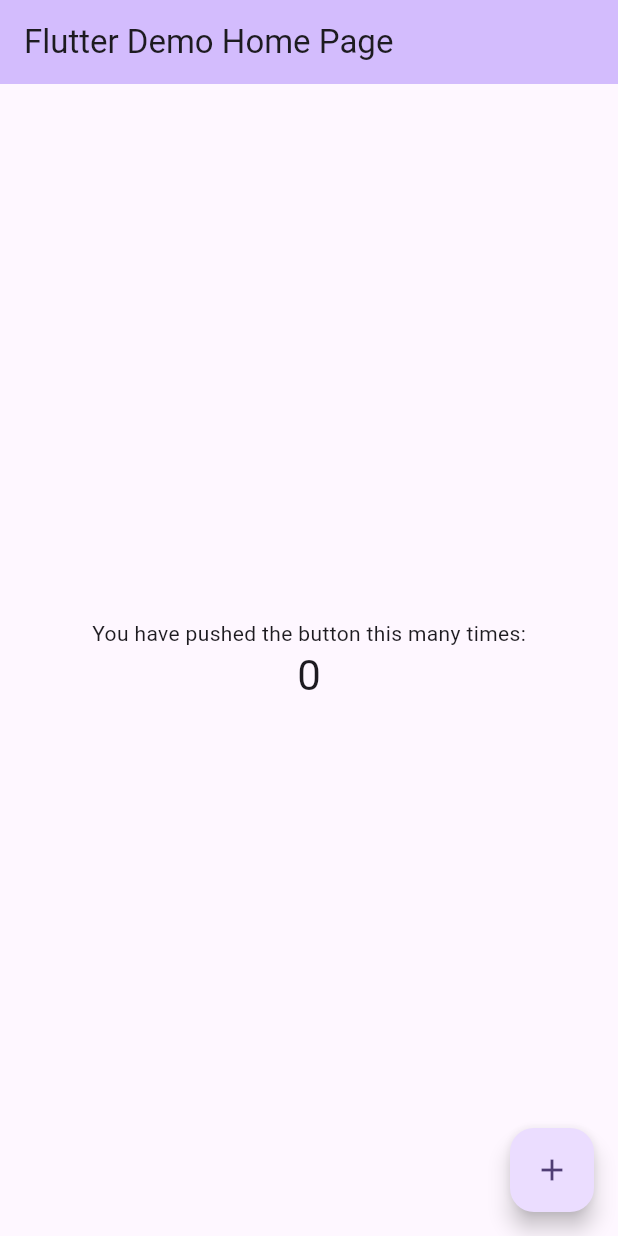
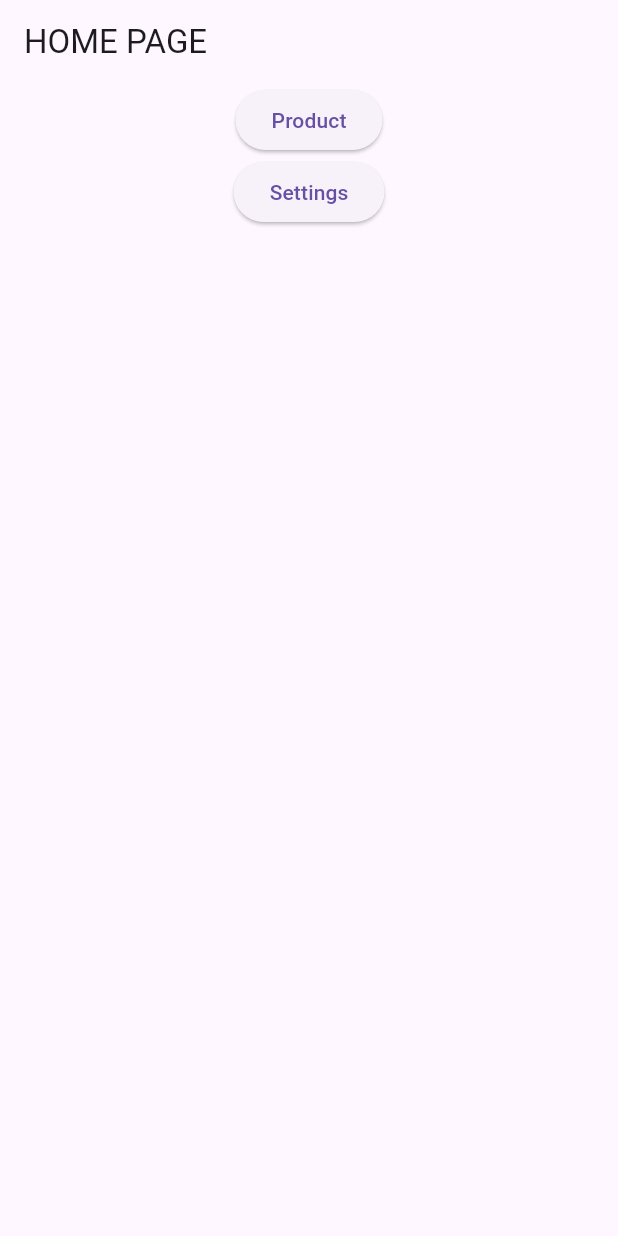
Before and after one commit to Brynjo/qrcode-blocjo, a Flutter app: the screen it shows after launch, on a phone screen of 412 x 824 dp. Run offline on Flutter 3.47's test engine with Material 3 defaults, Android fonts, the phone set to English and light mode, and no system bars; our stand-ins replace firebase_core, go_router; accounts and stored records are empty.

Commit message:
Penambahan package Go Router

```diff
--- a/lib/main.dart
+++ b/lib/main.dart
@@ -1,3 +1,4 @@
+import 'package:qrcode/routes/router.dart';
 import 'package:firebase_core/firebase_core.dart';
 import 'firebase_options.dart';
 import 'package:flutter/material.dart';
@@ -14,119 +15,10 @@ void main() async {
 class MyApp extends StatelessWidget {
   const MyApp({super.key});
 
-  // This widget is the root of your application.
   @override
   Widget build(BuildContext context) {
-    return MaterialApp(
-      title: 'Flutter Demo',
-      theme: ThemeData(
-        // This is the theme of your application.
-        //
-        // TRY THIS: Try running your application with "flutter run". You'll see
-        // the application has a blue toolbar. Then, without quitting the app,
-        // try changing the seedColor in the colorScheme below to Colors.green
-        // and then invoke "hot reload" (save your changes or press the "hot
-        // reload" button in a Flutter-supported IDE, or press "r" if you used
-        // the command line to start the app).
-        //
-        // Notice that the counter didn't reset back to zero; the application
-        // state is not lost during the reload. To reset the state, use hot
-        // restart instead.
-        //
-        // This works for code too, not just values: Most code changes can be
-        // tested with just a hot reload.
-        colorScheme: ColorScheme.fromSeed(seedColor: Colors.deepPurple),
-        useMaterial3: true,
-      ),
-      home: const MyHomePage(title: 'Flutter Demo Home Page'),
+    return MaterialApp.router(
+      routerConfig: router,
     );
   }
 }
-
-class MyHomePage extends StatefulWidget {
-  const MyHomePage({super.key, required this.title});
-
-  // This widget is the home page of your application. It is stateful, meaning
-  // that it has a State object (defined below) that contains fields that affect
-  // how it looks.
-
-  // This class is the configuration for the state. It holds the values (in this
-  // case the title) provided by the parent (in this case the App widget) and
-  // used by the build method of the State. Fields in a Widget subclass are
-  // always marked "final".
-
-  final String title;
-
-  @override
-  State<MyHomePage> createState() => _MyHomePageState();
-}
-
-class _MyHomePageState extends State<MyHomePage> {
-  int _counter = 0;
-
-  void _incrementCounter() {
-    setState(() {
-      // This call to setState tells the Flutter framework that something has
-      // changed in this State, which causes it to rerun the build method below
-      // so that the display can reflect the updated values. If we changed
-      // _counter without calling setState(), then the build method would not be
-      // called again, and so nothing would appear to happen.
-      _counter++;
-    });
-  }
-
-  @override
-  Widget build(BuildContext context) {
-    // This method is rerun every time setState is called, for instance as done
-    // by the _incrementCounter method above.
-    //
-    // The Flutter framework has been optimized to make rerunning build methods
-    // fast, so that you can just rebuild anything that needs updating rather
-    // than having to individually change instances of widgets.
-    return Scaffold(
-      appBar: AppBar(
-        // TRY THIS: Try changing the color here to a specific color (to
-        // Colors.amber, perhaps?) and trigger a hot reload to see the AppBar
-        // change color while the other colors stay the same.
-        backgroundColor: Theme.of(context).colorScheme.inversePrimary,
-        // Here we take the value from the MyHomePage object that was created by
-        // the App.build method, and use it to set our appbar title.
-        title: Text(widget.title),
-      ),
-      body: Center(
-        // Center is a layout widget. It takes a single child and positions it
-        // in the middle of the parent.
-        child: Column(
-          // Column is also a layout widget. It takes a list of children and
-          // arranges them vertically. By default, it sizes itself to fit its
-          // children horizontally, and tries to be as tall as its parent.
-          //
-          // Column has various properties to control how it sizes itself and
-          // how it positions its children. Here we use mainAxisAlignment to
-          // center the children vertically; the main axis here is the vertical
-          // axis because Columns are vertical (the cross axis would be
-          // horizontal).
-          //
-          // TRY THIS: Invoke "debug painting" (choose the "Toggle Debug Paint"
-          // action in the IDE, or press "p" in the console), to see the
-          // wireframe for each widget.
-          mainAxisAlignment: MainAxisAlignment.center,
-          children: <Widget>[
-            const Text(
-              'You have pushed the button this many times:',
-            ),
-            Text(
-              '$_counter',
-              style: Theme.of(context).textTheme.headlineMedium,
-            ),
-          ],
-        ),
-      ),
-      floatingActionButton: FloatingActionButton(
-        onPressed: _incrementCounter,
-        tooltip: 'Increment',
-        child: const Icon(Icons.add),
-      ), // This trailing comma makes auto-formatting nicer for build methods.
-    );
-  }
-}
--- /dev/null
+++ b/lib/pages/home_page.dart
@@ -0,0 +1,33 @@
+import 'package:flutter/material.dart';
+import 'package:go_router/go_router.dart';
+
+class HomePage extends StatelessWidget {
+  const HomePage({super.key});
+
+  @override
+  Widget build(BuildContext context) {
+    return Scaffold(
+      appBar: AppBar(
+        title: Text("HOME PAGE"),
+      ),
+      body: Center(
+        child: Column(
+          children: [
+            ElevatedButton(
+              onPressed: () {
+                context.goNamed('products.index');
+              },
+              child: Text("Product"),
+            ),
+            ElevatedButton(
+              onPressed: () {
+                context.goNamed('settings');
+              },
+              child: Text("Settings"),
+            ),
+          ],
+        ),
+      ),
+    );
+  }
+}
--- /dev/null
+++ b/lib/routes/router.dart
@@ -0,0 +1,39 @@
+import 'package:go_router/go_router.dart';
+import 'package:qrcode/pages/error_page.dart';
+import 'package:qrcode/pages/home_page.dart';
+import 'package:qrcode/pages/products/product_detail_page.dart';
+import 'package:qrcode/pages/products/product_page.dart';
+import 'package:qrcode/pages/setting_page.dart';
+
+// GoRouter configuration
+final router = GoRouter(
+  errorBuilder: (context, state) => const ErrorPage(),
+  routes: [
+    GoRoute(
+      path: '/',
+      name: 'home',
+      builder: (context, state) => HomePage(),
+      routes: [
+        GoRoute(
+          path: 'products',
+          name: 'products.index',
+          builder: (context, state) => ProductPage(),
+          routes: [
+            GoRoute(
+              path: ':productId',
+              name: 'products.show',
+              builder: (context, state) => ProductDetailPage(
+                state.pathParameters['productId'],
+              ),
+            ),
+          ],
+        ),
+      ],
+    ),
+    GoRoute(
+      path: '/settings',
+      name: 'settings',
+      builder: (context, state) => SettingPage(),
+    ),
+  ],
+);
--- a/pubspec.yaml
+++ b/pubspec.yaml
@@ -36,6 +36,8 @@ dependencies:
   # Use with the CupertinoIcons class for iOS style icons.
   cupertino_icons: ^1.0.2
   firebase_core: ^2.24.2
+  firebase_auth: ^4.16.0
+  go_router: ^13.2.0
 
 dev_dependencies:
   flutter_test:
```
Also changed, not shown: lib/pages/error_page.dart (added, +14 -0 lines), lib/pages/products/product_detail_page.dart (added, +19 -0 lines), lib/pages/products/product_page.dart (added, +34 -0 lines), lib/pages/setting_page.dart (added, +17 -0 lines), pubspec.lock, 3 other files.
